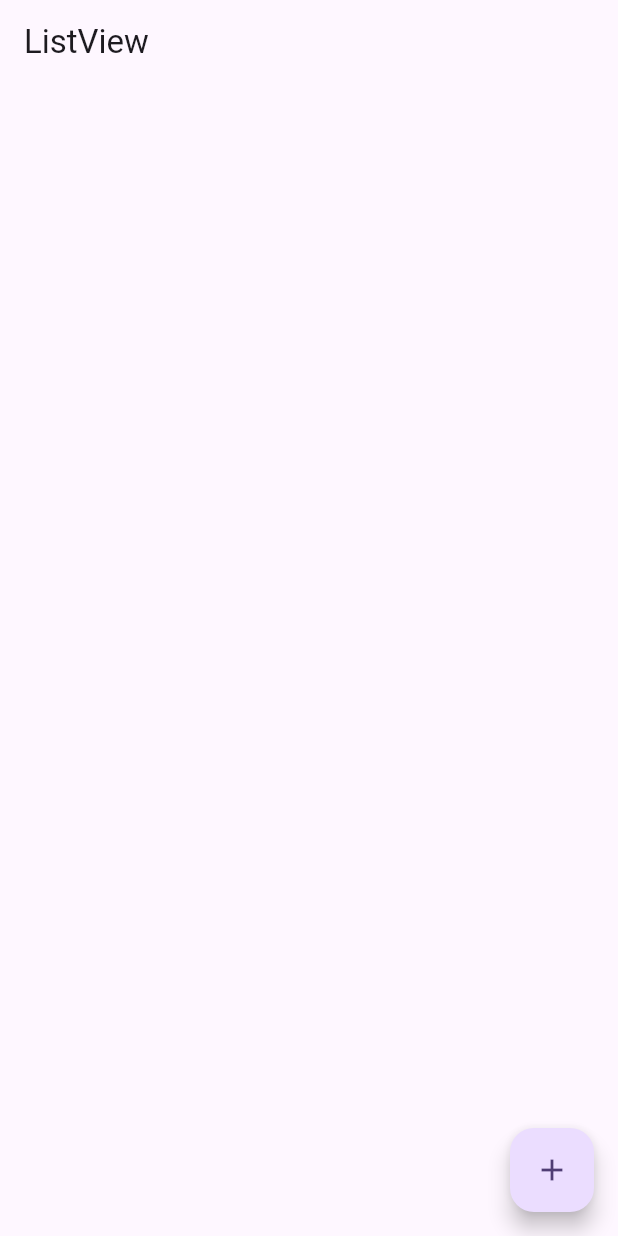
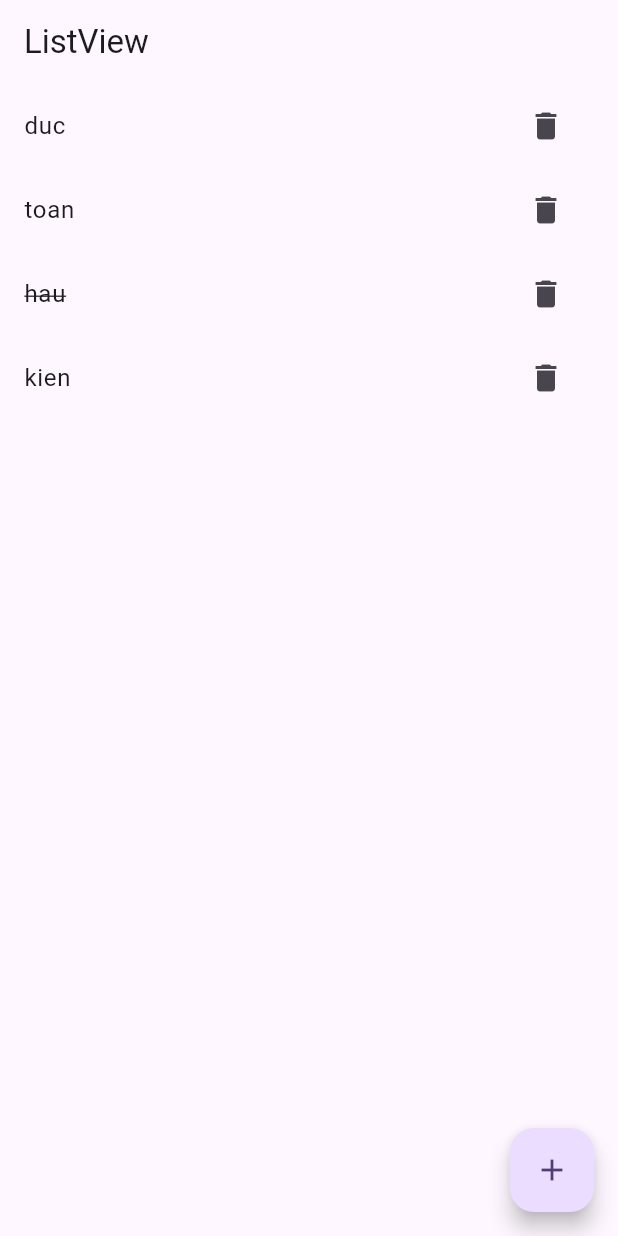
Before and after one commit to NguyenBaTaiDuc/flutterdemo, a Flutter app: the screen it shows after launch, on a phone screen of 412 x 824 dp. Run offline on Flutter 3.47's test engine with Material 3 defaults, Android fonts, the phone set to English and light mode, and no system bars.

Commit message:
Update Home.dart

```diff
--- a/lib/Home.dart
+++ b/lib/Home.dart
@@ -11,7 +11,12 @@ class Home extends StatefulWidget {
 
 class _HomeState extends State<Home> {
   // inplement object
-  final List<Student> student = [];
+   final List<Student> student = [
+    Student(name: 'duc', isDone: false),
+    Student(name: 'toan', isDone: false),
+    Student(name: 'hau', isDone: true),
+    Student(name: 'kien', isDone: false),
+  ];
   // fuction add
   void _addstudent (String name){
     student.add(Student(name: name));
```
